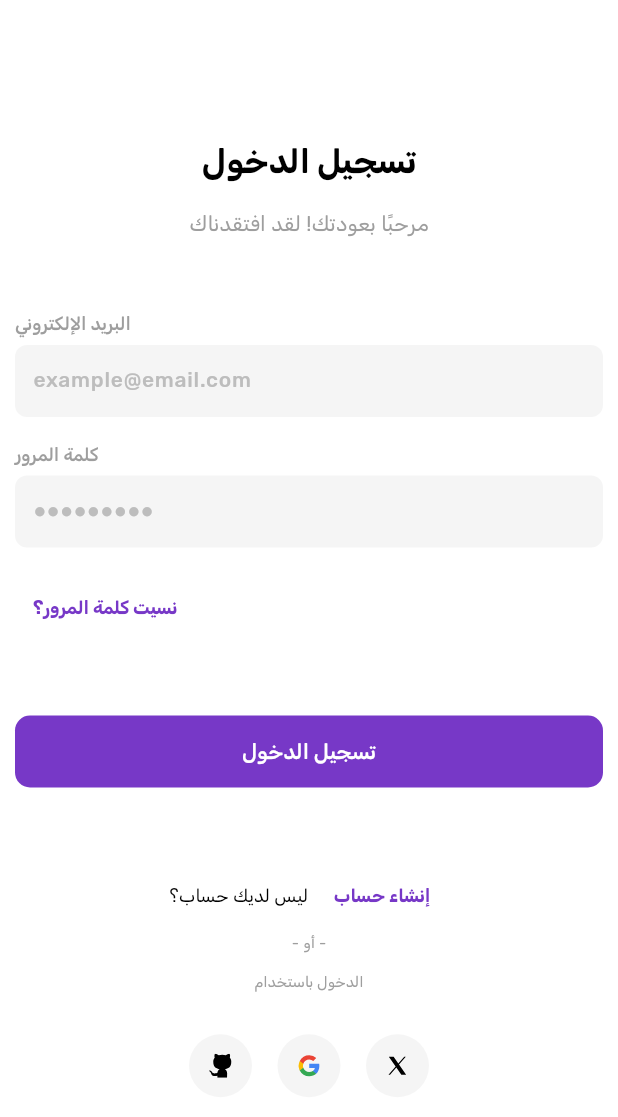
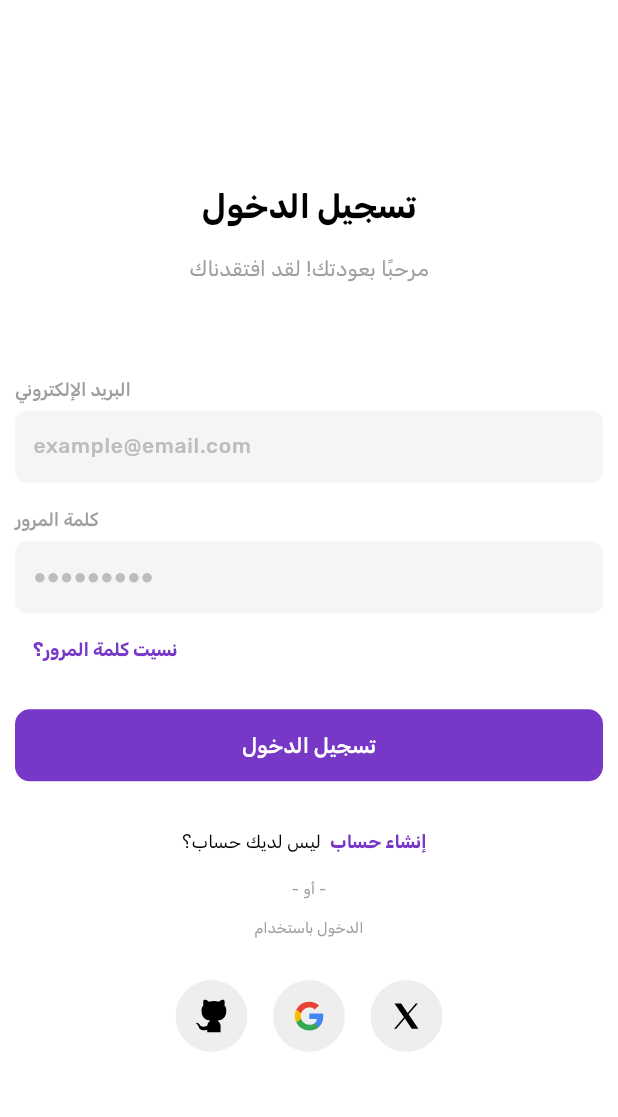
Before and after one commit to Muhammed-Hayr-Ali/Marketna_e-commerce, a Flutter app: the LoginScreen screen opened directly, on a phone screen of 412 x 824 dp. Shown: the top 1117 px of the screen. Run offline on Flutter 3.47's test engine with Material 3 defaults, Android fonts, the phone set to English and light mode, and no system bars; our stand-ins replace cached_network_image, flutter_holo_date_picker, flutter_rating_bar, flutter_svg, fluttertoast, geolocator and 9 more; missing offline and left inert: date_time_format, flutter_pin_code_fields; accounts and stored records are empty.

Commit message:
Initial commit

```diff
--- a/lib/localization/language/arabic.dart
+++ b/lib/localization/language/arabic.dart
@@ -69,26 +69,18 @@ class Arabic {
 
     ///===========================================================================
     /// AppException
-    AppException.SOMETHING_WENT_WRONG: 'حدث خطاء، يرجى المحاولة مرة اخرى',
-    AppException.NO_INTERNET_CONNECTION:
+    AppException.SOMETHING_WENT_WRONG.message:
+        'حدث خطاء، يرجى المحاولة مرة اخرى',
+    AppException.NO_INTERNET_CONNECTION.message:
         'حدث خطأ في الاتصال،\nيرجى التحقق من الشبكة والمحاولة مرة أخرى',
-    AppException.INVALID_LOGIN_CREDENTIALS: 'بيانات تسجيل الدخول غير صحيحة',
-    AppException.GOOGLE_SIGN_IN_FAILED: 'فشل الحصول على معلومات حساب Google',
-
-
-
-
-
-
-
-
-
-
-
-
-
-
-
+    AppException.INVALID_LOGIN_CREDENTIALS.message:
+        'بيانات تسجيل الدخول غير صحيحة',
+    AppException.GOOGLE_SIGN_IN_FAILED.message:
+        'فشل الحصول على معلومات حساب Google',
+    AppException.MISSING_ACCESS_OR_ID_TOKEN.message:
+        'فشل الحصول على Token أو لم يتم العثور على المستخدم',
+    AppException.USER_NOT_FOUND_SESSION.message:
+        'تعذر العثور على حسابك. يرجى المحاولة مجددًا أو التواصل مع الدعم',
 
     /// عناوين وأوصاف الشاشات
     'fill_your_details': 'انضم إلى عائلتنا\nاملأ بياناتك أدناه',
--- a/lib/screens/auth_login/login_screen.dart
+++ b/lib/screens/auth_login/login_screen.dart
@@ -1,4 +1,5 @@
 import 'package:application/utils/import.dart';
+import 'package:application/widgets/custom_page_title.dart';
 
 class LoginScreen extends StatelessWidget {
   LoginScreen({super.key});
@@ -8,10 +9,10 @@ class LoginScreen extends StatelessWidget {
   final _emailController = TextEditingController();
   final _passwordController = TextEditingController();
 
-  void _login() {
+  void _login() async {
     final isValid = _formKey.currentState!.validate();
     if (!isValid) return;
-    _.login(
+    await _.signInWithEmailAndPassword(
       email: _emailController.text.trim(),
       password: _passwordController.text.trim(),
     );
@@ -27,23 +28,11 @@ class LoginScreen extends StatelessWidget {
           mainAxisAlignment: MainAxisAlignment.center,
           children: [
             /// Screen Title
-            Column(
-              children: [
-                CustomText(
-                  ConstantsText.LOGIN,
-                  fontSize: 22,
-                  fontWeight: FontWeight.bold,
-                ),
-                const SizedBox(height: 16.0),
-                CustomText(
-                  ConstantsText.WELCOME_BACK,
-                  color: Colors.grey,
-                  textAlign: TextAlign.center,
-                ),
-              ],
+            CustomPageTitle(
+              title: ConstantsText.LOGIN,
+              subtitle: ConstantsText.WELCOME_BACK,
+              padding: EdgeInsets.only(bottom: Get.width * 0.15),
             ),
-
-            SizedBox(height: 48),
 
             /// Form
             Form(
@@ -66,15 +55,13 @@ class LoginScreen extends StatelessWidget {
                     isPasswordField: true,
                     keyboardType: TextInputType.text,
                   ),
-                  const SizedBox(height: 16.0),
                   Row(
                     children: [
                       TextButton(
                         style: TextButton.styleFrom(
                           overlayColor: Colors.transparent,
                         ),
-                        onPressed:
-                            () => _.navigateToScreen(Routes.FORGOT_PASSWORD),
+                        onPressed: () => Get.toNamed(Routes.FORGOT_PASSWORD),
                         child: CustomText(
                           ConstantsText.FORGOT_PASSWORD,
                           fontSize: 12,
@@ -88,7 +75,7 @@ class LoginScreen extends StatelessWidget {
               ),
             ),
 
-            const SizedBox(height: 48.0),
+            const SizedBox(height: 16.0),
 
             /// Login Button
             CustomButton(
@@ -99,7 +86,7 @@ class LoginScreen extends StatelessWidget {
               onPressed: _login,
               child: CustomText(ConstantsText.LOGIN, color: AppColors.white),
             ),
-            const SizedBox(height: 48.0),
+            const SizedBox(height: 16.0),
 
             /// Others
             Column(
@@ -108,10 +95,13 @@ class LoginScreen extends StatelessWidget {
                   mainAxisAlignment: MainAxisAlignment.center,
                   children: [
                     CustomText(ConstantsText.DONT_HAVE_ACCOUNT, fontSize: 12),
-                    const SizedBox(width: 5),
                     TextButton(
+                      style: TextButton.styleFrom(
+                        padding: EdgeInsets.symmetric(horizontal: 6),
+                        overlayColor: Colors.transparent,
+                      ),
                       onPressed:
-                          () => _.navigateToScreen(Routes.REGISTER_SCREEN),
+                          () => Get.toNamed(Routes.REGISTER_SCREEN),
                       child: CustomText(
                         ConstantsText.SIGN_UP,
                         fontSize: 12,
@@ -139,39 +129,43 @@ class LoginScreen extends StatelessWidget {
                   children: [
                     /// Login with github
                     CustomCicularButton(
-                      size: 42,
-                      isLoading: _.isLoadingGitHub,
+                      backgroundColor: Colors.grey.shade200,
+                      size: 48,
                       onPressed: _.signInWithGithub,
                       child: SvgPicture.asset(
                         AppAssets.github,
-                        height: 16,
-                        width: 16,
+                        height: 22,
+                        width: 22,
                       ),
                     ),
                     const SizedBox(width: 16.0),
 
                     /// Login with google
-                    CustomCicularButton(
-                      size: 42,
-                      isLoading: _.isLoadingGoogle,
-                      onPressed: _.signInWithGoogle,
-                      child: SvgPicture.asset(
-                        AppAssets.google,
-                        height: 16,
-                        width: 16,
+                    Obx(
+                      () => CustomCicularButton(
+                        backgroundColor: Colors.grey.shade200,
+                        size: 48,
+                        isLoading: _.isLoadingGoogle,
+                        onPressed: _.signInWithGoogle,
+                        child: SvgPicture.asset(
+                          AppAssets.google,
+                          height: 22,
+                          width: 22,
+                        ),
                       ),
                     ),
                     const SizedBox(width: 16.0),
 
                     /// Login with x
                     CustomCicularButton(
-                      size: 42,
-                      isLoading: _.isLoadingX,
+                      backgroundColor: Colors.grey.shade200,
+
+                      size: 48,
                       onPressed: _.signInWithX,
                       child: SvgPicture.asset(
                         AppAssets.x,
-                        height: 16,
-                        width: 16,
+                        height: 22,
+                        width: 22,
                       ),
                     ),
                   ],
--- a/lib/screens/profile_edit/controller/main_controller.dart
+++ b/lib/screens/profile_edit/controller/main_controller.dart
@@ -1,5 +1,3 @@
-import 'dart:async';
-
 import 'package:application/utils/import.dart';
 
 class EditProfileMainController {
--- a/lib/utils/app_constants.dart
+++ b/lib/utils/app_constants.dart
@@ -84,7 +84,6 @@ abstract class AppConstants {
 
   static const String DATA_SENDING_ERROR = 'data_sending_error';
   static const String DATA_LOADING_ERROR = 'data_loading_error';
-  static const String GOOGLE_SIGN_IN_FAILED = 'google_sign_in_failed';
   static const String PRIVACY_POLICY_CANNOT_BE_OPENED =
       'privacy_policy_cannot_be_opened';
   static const String VERIFICATION_CODE_CANNOT_BE_EMPTY =
--- a/lib/utils/app_string/app_exception.dart
+++ b/lib/utils/app_string/app_exception.dart
@@ -1,11 +1,19 @@
 // ignore_for_file: constant_identifier_names
 
-class AppException {
-  AppException._();
-  static const String NO_INTERNET_CONNECTION = 'no_internet_connection';
-  static const String CONNECTION_TIME_OUT = 'connection_time_out';
-  static const String SOMETHING_WENT_WRONG = 'something_went_wrong';
-  static const String INVALID_LOGIN_CREDENTIALS = 'Invalid login credentials';
-  static const String GOOGLE_SIGN_IN_FAILED =
-      'Null check operator used on a null value';
+class AppException implements Exception {
+  final String message;
+  const AppException(this.message);
+
+  static const NO_INTERNET_CONNECTION = AppException('no_internet_connection');
+  static const CONNECTION_TIME_OUT = AppException('connection_time_out');
+  static const SOMETHING_WENT_WRONG = AppException('something_went_wrong');
+  static const INVALID_LOGIN_CREDENTIALS = AppException(
+    'invalid_login_credentials',
+  );
+  static const GOOGLE_SIGN_IN_FAILED = AppException('google_sign_in_failed');
+  static const MISSING_ACCESS_OR_ID_TOKEN = AppException('Missing_access_or_ID_token');
+  static const USER_NOT_FOUND_SESSION = AppException('User_not_found_in_session');
+
+  @override
+  String toString() => 'AppException: $message';
 }
--- a/lib/utils/import.dart
+++ b/lib/utils/import.dart
@@ -108,6 +108,8 @@ export 'package:application/widgets/custom_text.dart';
 export 'package:application/widgets/custom_text_field.dart';
 export 'package:cached_network_image/cached_network_image.dart';
 export 'package:date_time_format/date_time_format.dart';
+export 'package:application/widgets/animation/fade_animation_dx.dart';
+
 // ==============================
 // **External Packages**
 // ==============================
--- /dev/null
+++ b/lib/widgets/custom_page_title.dart
@@ -0,0 +1,32 @@
+import 'package:application/utils/import.dart';
+
+class CustomPageTitle extends StatelessWidget {
+  final String title, subtitle;
+  final EdgeInsetsGeometry padding;
+  final MainAxisAlignment mainAxisAlignment;
+  final CrossAxisAlignment crossAxisAlignment;
+  const CustomPageTitle({
+    super.key,
+    this.title = '',
+    this.subtitle = '',
+    this.padding = const EdgeInsets.all(0),
+    this.mainAxisAlignment = MainAxisAlignment.center,
+    this.crossAxisAlignment = CrossAxisAlignment.center,
+  });
+
+  @override
+  Widget build(BuildContext context) {
+    return Padding(
+      padding: padding,
+      child: Column(
+        mainAxisAlignment: mainAxisAlignment,
+        crossAxisAlignment: crossAxisAlignment,
+        children: [
+          CustomText(title, fontSize: 22, fontWeight: FontWeight.bold),
+          const SizedBox(height: 16.0),
+          CustomText(subtitle, color: Colors.grey, textAlign: TextAlign.center),
+        ],
+      ),
+    );
+  }
+}
```
Also changed, not shown: lib/screens/auth_login/controller/controller.dart (+42 -84 lines), lib/screens/splash_screen/controller/splash_screen_controller.dart (+6 -4 lines).
